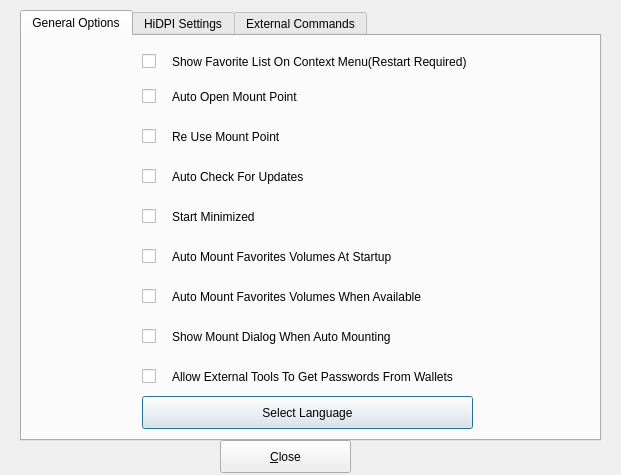
Before: the Qt Designer form src/configoptions.ui in mhogomchungu/sirikali, drawn with Qt 5.
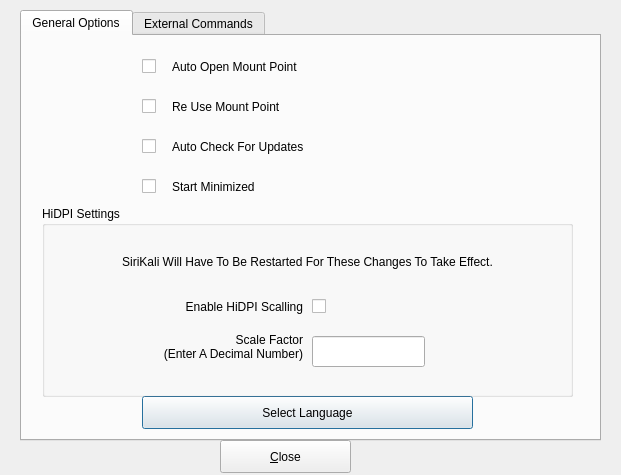
After: the same form once the commit is applied. The open tabs and pages were chosen to show the change.

Commit message: move around a few settings from settings window to favorites window

The edit to the form file:
```diff
--- a/src/configoptions.ui
+++ b/src/configoptions.ui
@@ -33,7 +33,7 @@
      <property name="geometry">
       <rect>
        <x>120</x>
-       <y>40</y>
+       <y>10</y>
        <width>21</width>
        <height>41</height>
       </rect>
@@ -46,7 +46,7 @@
      <property name="geometry">
       <rect>
        <x>120</x>
-       <y>80</y>
+       <y>50</y>
        <width>21</width>
        <height>41</height>
       </rect>
@@ -59,7 +59,7 @@
      <property name="geometry">
       <rect>
        <x>120</x>
-       <y>120</y>
+       <y>90</y>
        <width>21</width>
        <height>41</height>
       </rect>
@@ -72,7 +72,7 @@
      <property name="geometry">
       <rect>
        <x>120</x>
-       <y>160</y>
+       <y>130</y>
        <width>21</width>
        <height>41</height>
       </rect>
@@ -98,7 +98,7 @@
      <property name="geometry">
       <rect>
        <x>150</x>
-       <y>40</y>
+       <y>10</y>
        <width>401</width>
        <height>41</height>
       </rect>
@@ -114,7 +114,7 @@
      <property name="geometry">
       <rect>
        <x>150</x>
-       <y>80</y>
+       <y>50</y>
        <width>401</width>
        <height>41</height>
       </rect>
@@ -130,7 +130,7 @@
      <property name="geometry">
       <rect>
        <x>150</x>
-       <y>120</y>
+       <y>90</y>
        <width>401</width>
        <height>41</height>
       </rect>
@@ -146,7 +146,7 @@
      <property name="geometry">
       <rect>
        <x>150</x>
-       <y>160</y>
+       <y>130</y>
        <width>401</width>
        <height>41</height>
       </rect>
@@ -158,167 +158,23 @@
       <bool>true</bool>
      </property>
     </widget>
-    <widget class="QCheckBox" name="cbAutoMountAtStartUp">
+    <widget class="QGroupBox" name="groupBox">
      <property name="geometry">
       <rect>
-       <x>120</x>
-       <y>200</y>
-       <width>21</width>
-       <height>41</height>
+       <x>20</x>
+       <y>170</y>
+       <width>531</width>
+       <height>191</height>
       </rect>
      </property>
-     <property name="text">
-      <string/>
-     </property>
-    </widget>
-    <widget class="QLabel" name="label_7">
-     <property name="geometry">
-      <rect>
-       <x>150</x>
-       <y>200</y>
-       <width>401</width>
-       <height>41</height>
-      </rect>
-     </property>
-     <property name="text">
-      <string>Auto Mount Favorites Volumes At Startup</string>
-     </property>
-     <property name="wordWrap">
-      <bool>true</bool>
-     </property>
-    </widget>
-    <widget class="QCheckBox" name="cbAutoMountWhenAvailable">
-     <property name="geometry">
-      <rect>
-       <x>120</x>
-       <y>240</y>
-       <width>21</width>
-       <height>41</height>
-      </rect>
-     </property>
-     <property name="maximumSize">
-      <size>
-       <width>431</width>
-       <height>16777215</height>
-      </size>
-     </property>
-     <property name="text">
-      <string/>
-     </property>
-    </widget>
-    <widget class="QLabel" name="label_6">
-     <property name="geometry">
-      <rect>
-       <x>150</x>
-       <y>240</y>
-       <width>401</width>
-       <height>41</height>
-      </rect>
-     </property>
-     <property name="text">
-      <string>Auto Mount Favorites Volumes When Available</string>
-     </property>
-     <property name="wordWrap">
-      <bool>true</bool>
-     </property>
-    </widget>
-    <widget class="QCheckBox" name="cbShowMountDialogWhenAutoMounting">
-     <property name="geometry">
-      <rect>
-       <x>120</x>
-       <y>280</y>
-       <width>21</width>
-       <height>41</height>
-      </rect>
-     </property>
-     <property name="text">
-      <string/>
-     </property>
-    </widget>
-    <widget class="QLabel" name="label_8">
-     <property name="geometry">
-      <rect>
-       <x>150</x>
-       <y>280</y>
-       <width>401</width>
-       <height>41</height>
-      </rect>
-     </property>
-     <property name="text">
-      <string>Show Mount Dialog When Auto Mounting</string>
-     </property>
-     <property name="wordWrap">
-      <bool>true</bool>
-     </property>
-    </widget>
-    <widget class="QCheckBox" name="cbAllowExternalToolsToReadPasswords">
-     <property name="geometry">
-      <rect>
-       <x>120</x>
-       <y>320</y>
-       <width>21</width>
-       <height>41</height>
-      </rect>
-     </property>
-     <property name="text">
-      <string/>
-     </property>
-    </widget>
-    <widget class="QLabel" name="label_15">
-     <property name="geometry">
-      <rect>
-       <x>150</x>
-       <y>320</y>
-       <width>401</width>
-       <height>41</height>
-      </rect>
-     </property>
-     <property name="text">
-      <string>Allow External Tools To Get Passwords From Wallets</string>
-     </property>
-     <property name="wordWrap">
-      <bool>true</bool>
-     </property>
-    </widget>
-    <widget class="QCheckBox" name="cbShowFavoriteListOnContextMenu">
-     <property name="geometry">
-      <rect>
-       <x>120</x>
-       <y>10</y>
-       <width>21</width>
-       <height>31</height>
-      </rect>
-     </property>
-     <property name="text">
-      <string/>
-     </property>
-    </widget>
-    <widget class="QLabel" name="label_16">
-     <property name="geometry">
-      <rect>
-       <x>150</x>
-       <y>0</y>
-       <width>401</width>
-       <height>51</height>
-      </rect>
-     </property>
-     <property name="text">
-      <string>Show Favorite List On Context Menu(Restart Required)</string>
-     </property>
-     <property name="wordWrap">
-      <bool>true</bool>
-     </property>
-    </widget>
-   </widget>
-   <widget class="QWidget" name="HiDPI_Settings">
-    <attribute name="title">
+     <property name="title">
      <string>HiDPI Settings</string>
-    </attribute>
+     </property>
     <widget class="QCheckBox" name="cbHiDPI">
      <property name="geometry">
       <rect>
-       <x>260</x>
-       <y>180</y>
+        <x>270</x>
+        <y>80</y>
        <width>31</width>
        <height>41</height>
       </rect>
@@ -330,18 +186,37 @@
     <widget class="QLineEdit" name="lineEditHiDPI">
      <property name="geometry">
       <rect>
-       <x>260</x>
-       <y>230</y>
+        <x>270</x>
+        <y>130</y>
        <width>113</width>
        <height>31</height>
       </rect>
      </property>
     </widget>
+     <widget class="QLabel" name="label_19">
+      <property name="geometry">
+       <rect>
+        <x>20</x>
+        <y>80</y>
+        <width>241</width>
+        <height>41</height>
+       </rect>
+      </property>
+      <property name="text">
+       <string>Enable HiDPI Scalling</string>
+      </property>
+      <property name="alignment">
+       <set>Qt::AlignRight|Qt::AlignTrailing|Qt::AlignVCenter</set>
+      </property>
+      <property name="wordWrap">
+       <bool>true</bool>
+      </property>
+     </widget>
     <widget class="QLabel" name="label_18">
      <property name="geometry">
       <rect>
-       <x>10</x>
-       <y>210</y>
+        <x>20</x>
+        <y>110</y>
        <width>241</width>
        <height>61</height>
       </rect>
@@ -357,47 +232,13 @@
       <bool>true</bool>
      </property>
     </widget>
-    <widget class="QLabel" name="label_19">
+     <widget class="QLabel" name="label_6">
      <property name="geometry">
       <rect>
-       <x>10</x>
-       <y>180</y>
-       <width>241</width>
-       <height>41</height>
-      </rect>
-     </property>
-     <property name="text">
-      <string>Enable HiDPI Scalling</string>
-     </property>
-     <property name="alignment">
-      <set>Qt::AlignRight|Qt::AlignTrailing|Qt::AlignVCenter</set>
-     </property>
-     <property name="wordWrap">
-      <bool>true</bool>
-     </property>
-    </widget>
-    <widget class="QFrame" name="frame">
-     <property name="geometry">
-      <rect>
-       <x>10</x>
+        <x>20</x>
        <y>20</y>
-       <width>551</width>
-       <height>81</height>
-      </rect>
-     </property>
-     <property name="frameShape">
-      <enum>QFrame::StyledPanel</enum>
-     </property>
-     <property name="frameShadow">
-      <enum>QFrame::Raised</enum>
-     </property>
-     <widget class="QLabel" name="label_17">
-      <property name="geometry">
-       <rect>
-        <x>10</x>
-        <y>10</y>
-        <width>511</width>
-        <height>61</height>
+        <width>491</width>
+        <height>71</height>
        </rect>
       </property>
       <property name="text">
```
Left out of the diff: 6 changed lines with no effect on the pictures. Lines whose indentation alone changed are shown as unchanged. The commit also changes 18 other files.
